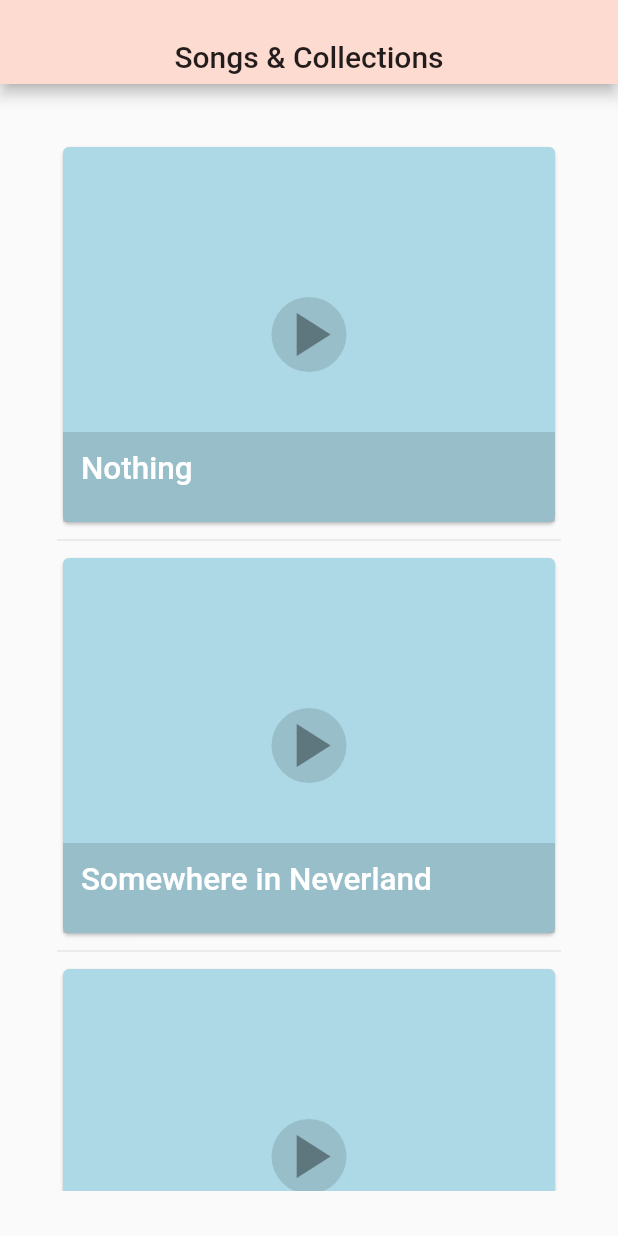
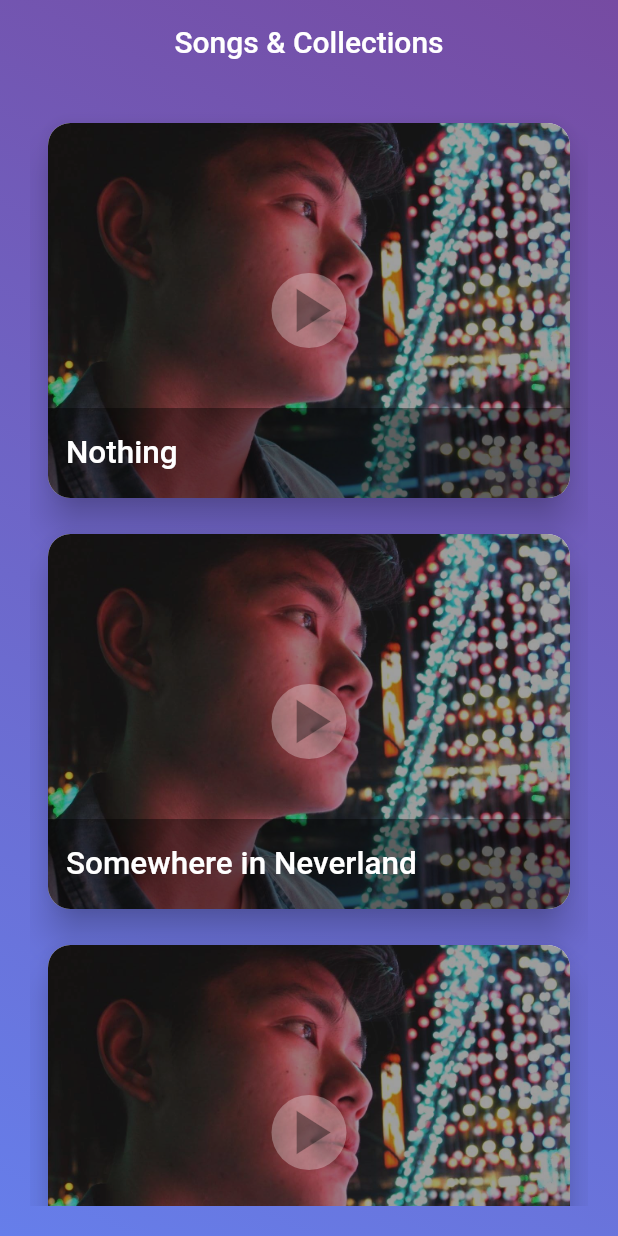
Before and after one commit to JosesGabriel/SongsAndCollections, a Flutter app: the screen it shows after launch, on a phone screen of 412 x 824 dp. Run offline on Flutter 3.47's test engine with Material 2 defaults, Android fonts, the phone set to English and light mode, and no system bars.

Commit message:
SongCard design update. Added default background image on cards

```diff
--- a/lib/main.dart
+++ b/lib/main.dart
@@ -10,18 +10,30 @@ final List<Song> _songList = [
   Song(id: 't1', title: 'Nothing'),
   Song(id: 't2', title: 'Somewhere in Neverland'),
   Song(id: 't3', title: 'Hung Up'),
+  Song(id: 't4', title: 'Tenerife Sea'),
+  Song(id: 't5', title: 'Honesty'),
+  Song(id: 't6', title: 'Mr. Blue'),
 ];
 
 class App extends StatelessWidget {
   @override
   Widget build(BuildContext context) {
-    SystemChrome.setSystemUIOverlayStyle(SystemUiOverlayStyle(
-      statusBarColor: Colors.transparent,
-    ));
+    SystemChrome.setSystemUIOverlayStyle(
+      SystemUiOverlayStyle(
+          systemNavigationBarIconBrightness: Brightness.light,
+          systemNavigationBarColor: Colors.red,
+          systemNavigationBarDividerColor: Colors.red,
+          statusBarColor: Colors.red,
+          statusBarBrightness: Brightness.light,
+          statusBarIconBrightness: Brightness.light),
+    );
     return MaterialApp(
       title: 'Collections',
       home: _HomePageState(),
-      theme: ThemeData(primarySwatch: Colors.grey),
+      theme: ThemeData(
+        primarySwatch: Colors.grey,
+        primaryColor: Color.fromRGBO(254, 219, 208, 1),
+      ),
     );
   }
 }
@@ -30,21 +42,34 @@ class _HomePageState extends StatelessWidget {
   @override
   Widget build(BuildContext context) {
     return Scaffold(
+      extendBodyBehindAppBar: true,
       appBar: AppBar(
         title: Container(
-          margin: EdgeInsets.only(top: 20),
           child: Text(
             appBarTitle,
+            style: TextStyle(color: Colors.white),
           ),
         ),
-        backgroundColor: Color.fromRGBO(254, 219, 208, 1),
+        backgroundColor: Colors.transparent,
         centerTitle: true,
+        elevation: 0,
       ),
       body: Stack(
         children: [
           Container(
+            padding: EdgeInsets.only(top: 50),
+            decoration: BoxDecoration(
+              gradient: LinearGradient(
+                begin: Alignment.topRight,
+                end: Alignment.bottomLeft,
+                colors: [
+                  Color(0xFF764BA2),
+                  Color(0xFF667EEA),
+                ],
+              ),
+            ),
             child: Padding(
-              padding: EdgeInsets.all(30),
+              padding: EdgeInsets.all(20),
               child: ListView.separated(
                 padding: const EdgeInsets.all(8),
                 itemCount: _songList.length,
@@ -52,7 +77,7 @@ class _HomePageState extends StatelessWidget {
                   return SongCard(_songList[index].title);
                 },
                 separatorBuilder: (BuildContext context, int index) =>
-                    const Divider(),
+                    const Divider(color: Colors.transparent),
               ),
               // Text("data", style: TextStyle(color: Colors.black)),
             ),
--- a/lib/widgets/song_card.dart
+++ b/lib/widgets/song_card.dart
@@ -9,21 +9,47 @@ class SongCard extends StatelessWidget {
   @override
   Widget build(BuildContext context) {
     return Card(
-      color: Color(0xFFadd8e6),
+        shape: RoundedRectangleBorder(
+          borderRadius: BorderRadius.circular(15.0),
+        ),
+        // color: Colors.transparent,
+        elevation: 10,
         child: SizedBox(
           height: 250,
           child: Stack(
             alignment: Alignment.center,
             children: [
+              ClipRRect(
+                borderRadius: BorderRadius.circular(15.0),
+                child: ColorFiltered(
+                  colorFilter: ColorFilter.mode(
+                    Colors.grey,
+                    BlendMode.modulate,
+                  ),
+                  child: Image.asset("assets/images/ses.jpg",
+                      fit: BoxFit.fitWidth,
+                      width:
+                          350 // TODO: Make responsive, probably not good to hard code image width
+                      ),
+                ),
+              ),
               // The song title banner slides off in the hero animation.
               Positioned(
                 bottom: 0,
                 left: 0,
                 right: 0,
                 child: Container(
+                  decoration: BoxDecoration(
+                    color: Colors.black.withOpacity(0.4),
+                    borderRadius: BorderRadius.only(
+                      bottomLeft: Radius.circular(15.0),
+                      bottomRight: Radius.circular(15.0),
+                    ),
+                  ),
                   height: 60,
-                color: Colors.black12,
-                padding: EdgeInsets.all(12),
+                  // color: Colors.black12,
+                  alignment: Alignment.centerLeft,
+                  padding: EdgeInsets.symmetric(horizontal: 12),
                   child: Text(
                     title,
                     style: TextStyle(
@@ -42,7 +68,7 @@ class SongCard extends StatelessWidget {
                   width: playButtonSize,
                   decoration: BoxDecoration(
                     shape: BoxShape.circle,
-                  color: Colors.black12,
+                    color: Colors.white.withOpacity(0.3),
                   ),
                   alignment: Alignment.center,
                   child: Icon(Icons.play_arrow,
@@ -51,7 +77,6 @@ class SongCard extends StatelessWidget {
               ),
             ],
           ),
-      ),
-    );
+        ));
   }
 }
```
Also changed, not shown: pubspec.yaml (+3 -5 lines), assets/images/ses.jpg (added), 2 other files. Lines whose indentation alone changed are shown as unchanged.
